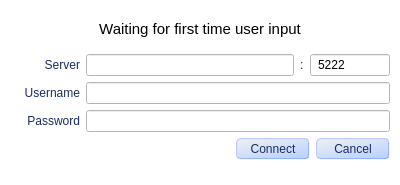
Before: the Qt Designer form bin/data/ui/communications_login.ui in realXtend/tundra, drawn with Qt 5.
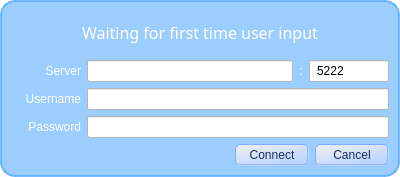
After: the same form once the commit is applied.

Commit message: * New stuff for Comms UI, internal mode style weeeeeeeee. CODE FREEZE!

Diff of the .ui file:
```diff
--- a/bin/data/ui/communications_login.ui
+++ b/bin/data/ui/communications_login.ui
@@ -7,25 +7,42 @@
     <x>0</x>
     <y>0</y>
     <width>400</width>
-    <height>185</height>
+    <height>177</height>
    </rect>
   </property>
+  <property name="sizePolicy">
+   <sizepolicy hsizetype="Preferred" vsizetype="Fixed">
+    <horstretch>0</horstretch>
+    <verstretch>0</verstretch>
+   </sizepolicy>
+  </property>
+  <property name="minimumSize">
+   <size>
+    <width>400</width>
+    <height>177</height>
+   </size>
+  </property>
   <property name="windowTitle">
    <string>realXtend Naali communications login</string>
   </property>
   <property name="styleSheet">
    <string>QWidget#Login {
-	/* background-color: qlineargradient(spread:pad, x1:0, y1:0, x2:0.676, y2:1, stop:0 rgba(240, 240, 240, 255), stop:1 rgba(188, 212, 255, 255, 255)); */
 	background-color: rgba(255, 255, 255, 0);
 }
 
+QFrame#MainFrame {
+	background-color: rgba(85, 170, 255, 150);
+	border: 2px solid rgba(85, 170, 255, 200);
+	border-radius:15px;
+}
+
 QLineEdit {
 	padding: 2px 5px 2px 5px;
 	background-color: rgb(255, 255, 255);
 }
 
 QLabel {
-	color: rgb(25, 44, 98);
+	color: rgb(255, 255, 255);
 	background-color: rgba(255, 255, 255, 0);
 }
 
@@ -61,8 +78,17 @@
   </property>
   <layout class="QVBoxLayout" name="verticalLayout_2">
    <property name="margin">
-    <number>10</number>
+    <number>0</number>
    </property>
+   <item>
+    <widget class="QFrame" name="MainFrame">
+     <property name="frameShape">
+      <enum>QFrame::StyledPanel</enum>
+     </property>
+     <property name="frameShadow">
+      <enum>QFrame::Raised</enum>
+     </property>
+     <layout class="QVBoxLayout" name="verticalLayout_3">
    <item>
     <layout class="QVBoxLayout" name="verticalLayout">
      <item>
@@ -77,11 +103,15 @@
          </property>
          <property name="font">
           <font>
-           <pointsize>11</pointsize>
+              <family>12</family>
+              <pointsize>-1</pointsize>
+              <weight>50</weight>
+              <italic>false</italic>
+              <bold>false</bold>
           </font>
          </property>
          <property name="styleSheet">
-          <string>margin:10px; color: rgb(0,0,0);</string>
+             <string>color: rgb(255,255,255);font: 16px bold;</string>
          </property>
          <property name="text">
           <string>Waiting for first time user input</string>
@@ -243,20 +273,10 @@
        </item>
       </layout>
      </item>
-     <item>
-      <spacer name="verticalSpacer">
-       <property name="orientation">
-        <enum>Qt::Vertical</enum>
-       </property>
-       <property name="sizeHint" stdset="0">
-        <size>
-         <width>20</width>
-         <height>40</height>
-        </size>
-       </property>
-      </spacer>
-     </item>
-    </layout>
+       </layout>
+      </item>
+     </layout>
+    </widget>
    </item>
   </layout>
  </widget>
```
Lines whose indentation alone changed are shown as unchanged. The commit also changes 4 other files.
